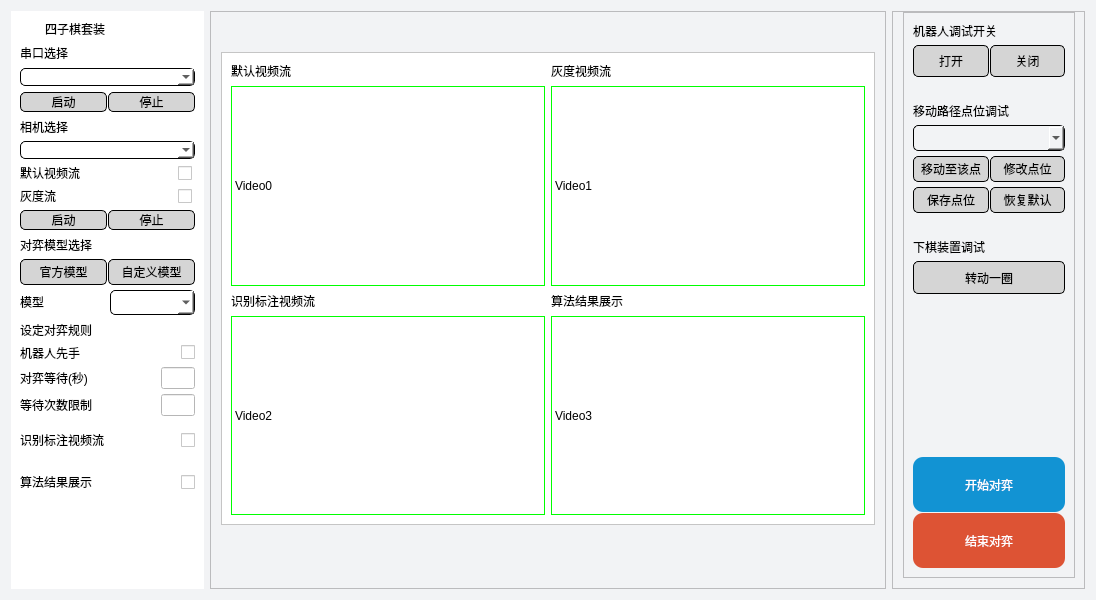
First picture: the form in layouts/app_page.ui, repository elephantrobotics/Connect-4-Kit, before the edit.
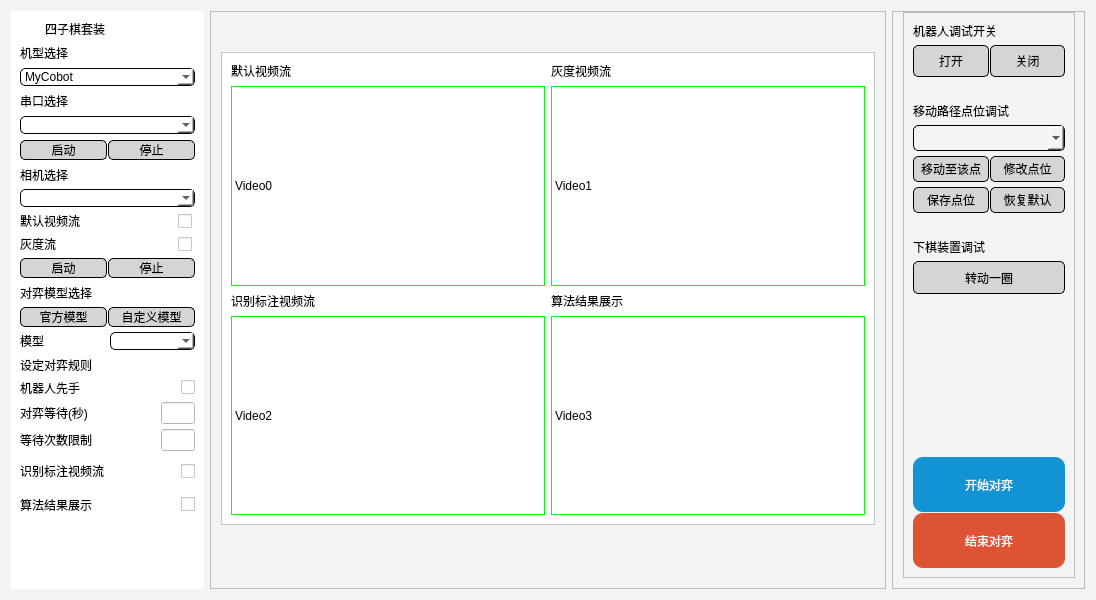
Second picture: the form after the edit. Icons and pictures are not drawn.

Patch:
```diff
--- a/layouts/app_page.ui
+++ b/layouts/app_page.ui
@@ -86,6 +86,50 @@
         </item>
        </layout>
       </item>
+      <item>
+       <widget class="QLabel" name="label_robot_select">
+        <property name="styleSheet">
+         <string notr="true">font: 700 10pt &quot;Microsoft YaHei UI&quot;;</string>
+        </property>
+        <property name="text">
+         <string>机型选择</string>
+        </property>
+        <property name="scaledContents">
+         <bool>false</bool>
+        </property>
+        <property name="wordWrap">
+         <bool>false</bool>
+        </property>
+       </widget>
+      </item>
+      <item>
+       <widget class="QComboBox" name="combo_model_select">
+        <property name="sizePolicy">
+         <sizepolicy hsizetype="Preferred" vsizetype="Preferred">
+          <horstretch>0</horstretch>
+          <verstretch>0</verstretch>
+         </sizepolicy>
+        </property>
+        <property name="styleSheet">
+         <string notr="true">border-radius:5px;
+border:1px solid black;
+border-style:outset;</string>
+        </property>
+        <property name="currentIndex">
+         <number>0</number>
+        </property>
+        <item>
+         <property name="text">
+          <string>MyCobot</string>
+         </property>
+        </item>
+        <item>
+         <property name="text">
+          <string>MyArm</string>
+         </property>
+        </item>
+       </widget>
+      </item>
       <item>
        <layout class="QHBoxLayout" name="horizontalLayout_20" stretch="9,1">
         <item>
```
